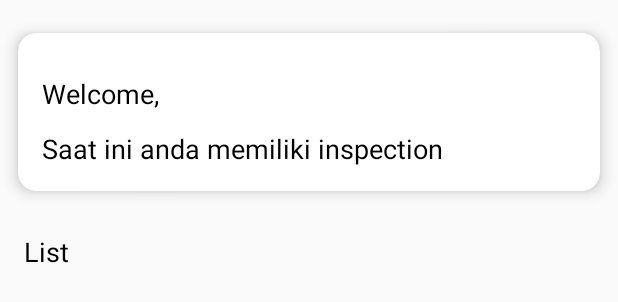
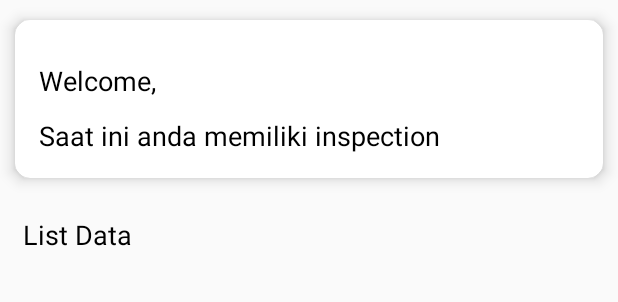
Before and after one commit to drzain/SIPWarehouse, an Android app: the layout fragment_home.xml on its own in the app's theme, with its tools: preview values and no code run, on a phone screen of 412 x 824 dp. Shown: the top 302 px of the screen. Run offline under Robolectric (Android 15) with nearby library versions, the phone set to English and light mode, and no system bars.

Commit message:
fixing xml layout

```diff
--- a/app/build.gradle
+++ b/app/build.gradle
@@ -37,7 +37,7 @@ android {
         applicationId "com.sip.warehouse"
         minSdkVersion 21
         targetSdkVersion 27
-        versionCode 5
+        versionCode 6
         versionName "1.0"
         testInstrumentationRunner "android.support.test.runner.AndroidJUnitRunner"
         manifestPlaceholders = [
--- a/app/src/main/res/layout/fragment_home.xml
+++ b/app/src/main/res/layout/fragment_home.xml
@@ -8,7 +8,7 @@
     android:layout_marginBottom="70dp">
 
         <GridLayout
-            android:layout_marginTop="10dp"
+            android:layout_marginTop="3dp"
             android:columnCount="1"
             android:rowCount="1"
             android:alignmentMode="alignMargins"
@@ -22,8 +22,8 @@
                 android:layout_columnWeight="1"
                 android:layout_rowWeight="1"
                 app:cardElevation="6dp"
-                app:cardCornerRadius="12dp"
-                android:layout_margin="12dp"
+                app:cardCornerRadius="10dp"
+                android:layout_margin="10dp"
                 >
 
                 <LinearLayout
@@ -57,9 +57,9 @@
         <TextView
             android:layout_width="match_parent"
             android:layout_height="wrap_content"
-            android:text="List"
+            android:text="List Data"
             android:textSize="18sp"
-            android:padding="16dp"
+            android:padding="15dp"
             android:textColor="#000000"/>
     <ScrollView
         android:layout_width="match_parent"
--- a/app/src/main/res/layout/recyclerview_item.xml
+++ b/app/src/main/res/layout/recyclerview_item.xml
@@ -6,6 +6,7 @@
     android:layout_marginLeft="5dip"
     android:layout_marginRight="5dip"
     android:layout_marginBottom="5dip"
+    android:layout_marginTop="5dip"
     android:layout_columnWeight="1"
     android:layout_rowWeight="1"
     app:cardElevation="6dp"
--- a/app/src/main/res/xml/pref_about.xml
+++ b/app/src/main/res/xml/pref_about.xml
@@ -22,7 +22,7 @@
         android:singleLine="true"
         android:title="Build "
         android:key="example_build"
-        android:summary="14"
+        android:summary="6"
         android:enabled="true" />
 
 
--- a/app/src/main/res/xml/pref_headers.xml
+++ b/app/src/main/res/xml/pref_headers.xml
@@ -27,4 +27,5 @@
         android:icon="@drawable/ic_icons8_cancel"
         android:title="Logout" />
 
+
 </preference-headers>
```
